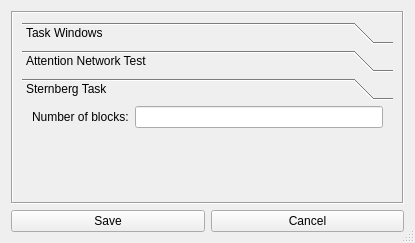
sho-87/cognitive-battery, file designer/ui/settings_window_qt.ui: the form before one commit.
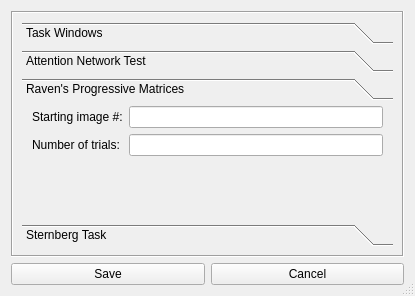
The form after the commit.

Commit message: Add option to adjust Ravens trials in Settings

What changed in the file:
```diff
--- a/designer/ui/settings_window_qt.ui
+++ b/designer/ui/settings_window_qt.ui
@@ -10,7 +10,7 @@
     <x>0</x>
     <y>0</y>
     <width>415</width>
-    <height>243</height>
+    <height>296</height>
    </rect>
   </property>
   <property name="sizePolicy">
@@ -45,7 +45,7 @@
           <x>0</x>
           <y>0</y>
           <width>391</width>
-          <height>188</height>
+          <height>241</height>
          </rect>
         </property>
         <layout class="QVBoxLayout" name="verticalLayout_5">
@@ -224,7 +224,64 @@
              </item>
             </layout>
            </widget>
+           <widget class="QWidget" name="ravens_page">
+            <attribute name="label">
+             <string>Raven's Progressive Matrices</string>
+            </attribute>
+            <layout class="QVBoxLayout" name="verticalLayout_4">
+             <property name="leftMargin">
+              <number>0</number>
+             </property>
+             <property name="topMargin">
+              <number>0</number>
+             </property>
+             <property name="rightMargin">
+              <number>0</number>
+             </property>
+             <property name="bottomMargin">
+              <number>0</number>
+             </property>
+             <item>
+              <layout class="QFormLayout" name="formLayout">
+               <property name="leftMargin">
+                <number>10</number>
+               </property>
+               <property name="rightMargin">
+                <number>10</number>
+               </property>
+               <item row="0" column="0">
+                <widget class="QLabel" name="settings_ravens_start_label">
+                 <property name="text">
+                  <string>Starting image #:</string>
+                 </property>
+                </widget>
+               </item>
+               <item row="0" column="1">
+                <widget class="QLineEdit" name="settings_ravens_start_value"/>
+               </item>
+               <item row="1" column="0">
+                <widget class="QLabel" name="settings_ravens_trials_label">
+                 <property name="text">
+                  <string>Number of trials:</string>
+                 </property>
+                </widget>
+               </item>
+               <item row="1" column="1">
+                <widget class="QLineEdit" name="settings_ravens_trials_value"/>
+               </item>
+              </layout>
+             </item>
+            </layout>
+           </widget>
            <widget class="QWidget" name="sternberg_page">
+            <property name="geometry">
+             <rect>
+              <x>0</x>
+              <y>0</y>
+              <width>373</width>
+              <height>115</height>
+             </rect>
+            </property>
             <attribute name="label">
              <string>Sternberg Task</string>
             </attribute>
```
Left out of the diff: 4 changed lines with no effect on the pictures. The commit also changes 5 other files.
